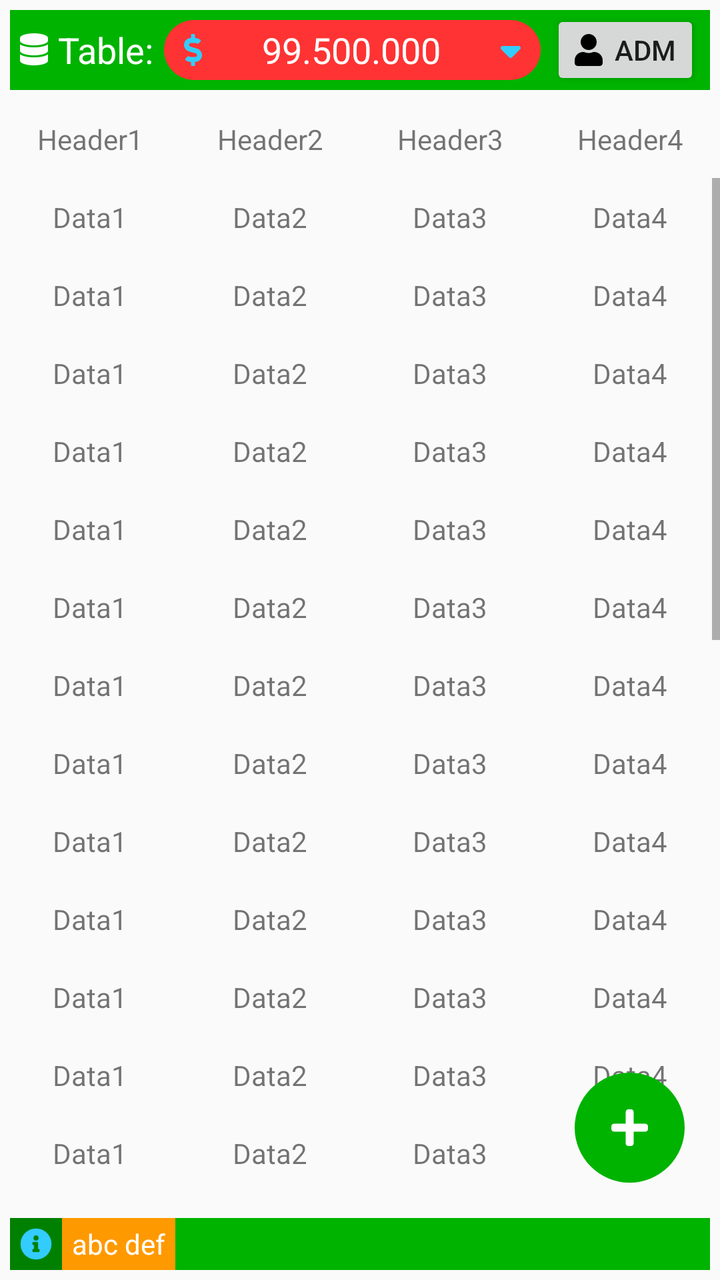
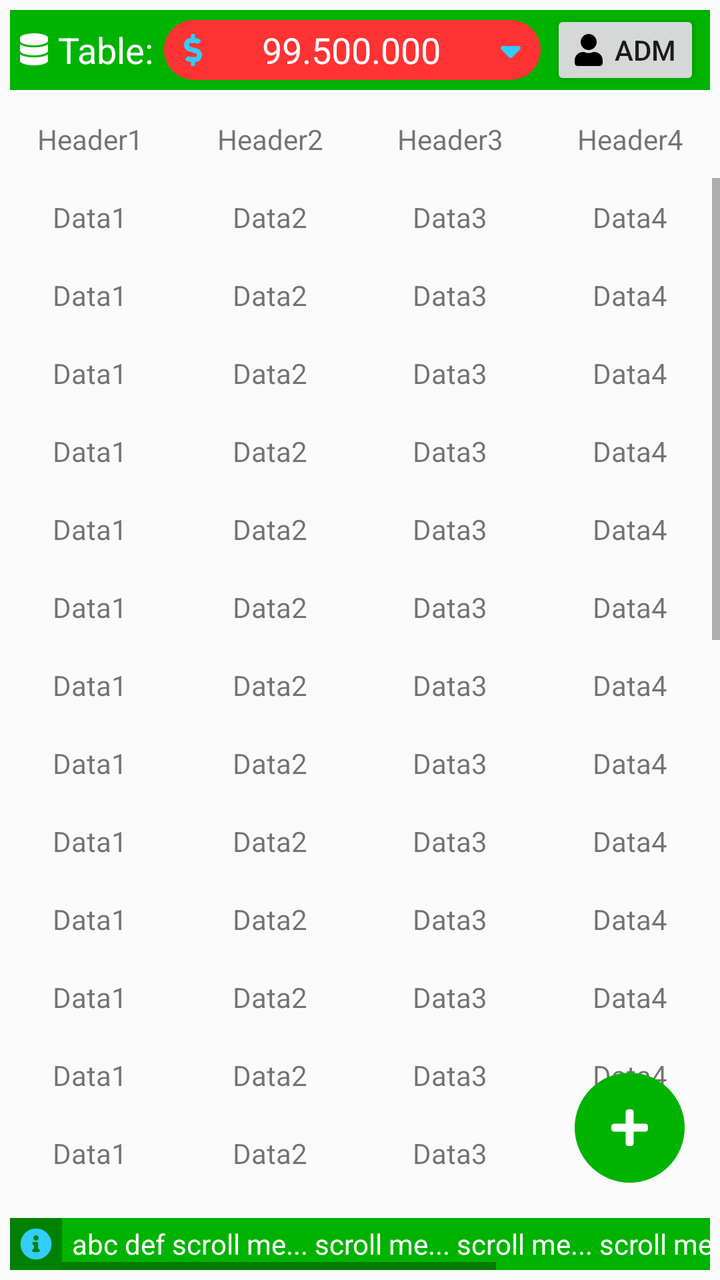

The first picture is an Android layout as it rendered before a commit; the second is the same layout after the commit. The layout source and the unified diff follow.
<!-- AndroidManifest.xml: application theme AppTheme -->
<!-- res/layout/main.xml -->
<?xml version="1.0" encoding="utf-8"?>
<LinearLayout
	xmlns:android="http://schemas.android.com/apk/res/android"
	android:layout_width="match_parent"
	android:layout_height="match_parent"
	android:gravity="center_horizontal"
	android:orientation="vertical">

	<LinearLayout
		android:layout_width="match_parent"
		android:layout_height="@dimen/topNavHeight"
		android:orientation="horizontal"
		android:gravity="center_vertical"
		android:layout_margin="5dp"
		android:paddingHorizontal="5dp"
		android:background="@color/primary">

		<TextView
			android:layout_width="wrap_content"
			android:layout_height="wrap_content"
			android:text="Table:"
			android:textColor="@color/white"
			android:textAppearance="?android:attr/textAppearanceMedium"
			android:drawableLeft="@drawable/ico_database"
			android:drawablePadding="@dimen/iconDrawablePad5"
			android:drawableTint="@color/white"/>

		<TextView
			android:id="@+id/mainTvTable"
			android:layout_width="wrap_content"
			android:layout_height="match_parent"
			android:layout_weight="1"
			android:textAppearance="?android:attr/textAppearanceMedium"
			android:background="@drawable/round"
			android:backgroundTint="@color/red"
			android:textColor="@color/white"
			android:paddingHorizontal="10dp"
			android:layout_margin="5dp"
			android:gravity="center"
			android:singleLine="true"
			android:drawableLeft="@drawable/ico_dollar_sign"
			android:drawableRight="@drawable/ico_caret_down"
			android:drawablePadding="@dimen/iconDrawablePad5"
			android:drawableTint="@color/cyan"
			android:text="99.500.000"/>

		<Button
			android:id="@+id/mainBtnAdmin"
			android:layout_width="wrap_content"
			android:layout_height="match_parent"
			android:text="Adm"
			style="?android:attr/buttonStyleSmall"
			android:drawableLeft="@drawable/ico_user"
			android:drawablePadding="@dimen/iconDrawablePad6"/>

	</LinearLayout>

	<RelativeLayout
		android:layout_width="match_parent"
		android:layout_height="wrap_content"
		android:layout_weight="1">
		
		<TableLayout
			android:layout_width="match_parent"
			android:layout_height="match_parent">
			<TableRow><TextView android:layout_width="0dp" android:layout_weight="1" android:gravity="center" android:padding="10dp" android:text="Header1" /><TextView android:layout_width="0dp" android:layout_weight="1" android:gravity="center" android:padding="10dp" android:text="Header2" /><TextView android:layout_width="0dp" android:layout_weight="1" android:gravity="center" android:padding="10dp" android:text="Header3" /><TextView android:layout_width="0dp" android:layout_weight="1" android:gravity="center" android:padding="10dp" android:text="Header4" /></TableRow>
			<ScrollView
				android:layout_width="match_parent"
				android:layout_height="match_parent">
				<TableLayout
					android:layout_width="match_parent"
					android:layout_height="match_parent">
					<TableRow><TextView android:layout_width="0dp" android:layout_weight="1" android:gravity="center" android:padding="10dp" android:text="Data1" /><TextView android:layout_width="0dp" android:layout_weight="1" android:gravity="center" android:padding="10dp" android:text="Data2" /><TextView android:layout_width="0dp" android:layout_weight="1" android:gravity="center" android:padding="10dp" android:text="Data3" /><TextView android:layout_width="0dp" android:layout_weight="1" android:gravity="center" android:padding="10dp" android:text="Data4" /></TableRow>
					<TableRow><TextView android:layout_width="0dp" android:layout_weight="1" android:gravity="center" android:padding="10dp" android:text="Data1" /><TextView android:layout_width="0dp" android:layout_weight="1" android:gravity="center" android:padding="10dp" android:text="Data2" /><TextView android:layout_width="0dp" android:layout_weight="1" android:gravity="center" android:padding="10dp" android:text="Data3" /><TextView android:layout_width="0dp" android:layout_weight="1" android:gravity="center" android:padding="10dp" android:text="Data4" /></TableRow>
					<TableRow><TextView android:layout_width="0dp" android:layout_weight="1" android:gravity="center" android:padding="10dp" android:text="Data1" /><TextView android:layout_width="0dp" android:layout_weight="1" android:gravity="center" android:padding="10dp" android:text="Data2" /><TextView android:layout_width="0dp" android:layout_weight="1" android:gravity="center" android:padding="10dp" android:text="Data3" /><TextView android:layout_width="0dp" android:layout_weight="1" android:gravity="center" android:padding="10dp" android:text="Data4" /></TableRow>
					<TableRow><TextView android:layout_width="0dp" android:layout_weight="1" android:gravity="center" android:padding="10dp" android:text="Data1" /><TextView android:layout_width="0dp" android:layout_weight="1" android:gravity="center" android:padding="10dp" android:text="Data2" /><TextView android:layout_width="0dp" android:layout_weight="1" android:gravity="center" android:padding="10dp" android:text="Data3" /><TextView android:layout_width="0dp" android:layout_weight="1" android:gravity="center" android:padding="10dp" android:text="Data4" /></TableRow>
					<TableRow><TextView android:layout_width="0dp" android:layout_weight="1" android:gravity="center" android:padding="10dp" android:text="Data1" /><TextView android:layout_width="0dp" android:layout_weight="1" android:gravity="center" android:padding="10dp" android:text="Data2" /><TextView android:layout_width="0dp" android:layout_weight="1" android:gravity="center" android:padding="10dp" android:text="Data3" /><TextView android:layout_width="0dp" android:layout_weight="1" android:gravity="center" android:padding="10dp" android:text="Data4" /></TableRow>
					<TableRow><TextView android:layout_width="0dp" android:layout_weight="1" android:gravity="center" android:padding="10dp" android:text="Data1" /><TextView android:layout_width="0dp" android:layout_weight="1" android:gravity="center" android:padding="10dp" android:text="Data2" /><TextView android:layout_width="0dp" android:layout_weight="1" android:gravity="center" android:padding="10dp" android:text="Data3" /><TextView android:layout_width="0dp" android:layout_weight="1" android:gravity="center" android:padding="10dp" android:text="Data4" /></TableRow>
					<TableRow><TextView android:layout_width="0dp" android:layout_weight="1" android:gravity="center" android:padding="10dp" android:text="Data1" /><TextView android:layout_width="0dp" android:layout_weight="1" android:gravity="center" android:padding="10dp" android:text="Data2" /><TextView android:layout_width="0dp" android:layout_weight="1" android:gravity="center" android:padding="10dp" android:text="Data3" /><TextView android:layout_width="0dp" android:layout_weight="1" android:gravity="center" android:padding="10dp" android:text="Data4" /></TableRow>
					<TableRow><TextView android:layout_width="0dp" android:layout_weight="1" android:gravity="center" android:padding="10dp" android:text="Data1" /><TextView android:layout_width="0dp" android:layout_weight="1" android:gravity="center" android:padding="10dp" android:text="Data2" /><TextView android:layout_width="0dp" android:layout_weight="1" android:gravity="center" android:padding="10dp" android:text="Data3" /><TextView android:layout_width="0dp" android:layout_weight="1" android:gravity="center" android:padding="10dp" android:text="Data4" /></TableRow>
					<TableRow><TextView android:layout_width="0dp" android:layout_weight="1" android:gravity="center" android:padding="10dp" android:text="Data1" /><TextView android:layout_width="0dp" android:layout_weight="1" android:gravity="center" android:padding="10dp" android:text="Data2" /><TextView android:layout_width="0dp" android:layout_weight="1" android:gravity="center" android:padding="10dp" android:text="Data3" /><TextView android:layout_width="0dp" android:layout_weight="1" android:gravity="center" android:padding="10dp" android:text="Data4" /></TableRow>
					<TableRow><TextView android:layout_width="0dp" android:layout_weight="1" android:gravity="center" android:padding="10dp" android:text="Data1" /><TextView android:layout_width="0dp" android:layout_weight="1" android:gravity="center" android:padding="10dp" android:text="Data2" /><TextView android:layout_width="0dp" android:layout_weight="1" android:gravity="center" android:padding="10dp" android:text="Data3" /><TextView android:layout_width="0dp" android:layout_weight="1" android:gravity="center" android:padding="10dp" android:text="Data4" /></TableRow>
					<TableRow><TextView android:layout_width="0dp" android:layout_weight="1" android:gravity="center" android:padding="10dp" android:text="Data1" /><TextView android:layout_width="0dp" android:layout_weight="1" android:gravity="center" android:padding="10dp" android:text="Data2" /><TextView android:layout_width="0dp" android:layout_weight="1" android:gravity="center" android:padding="10dp" android:text="Data3" /><TextView android:layout_width="0dp" android:layout_weight="1" android:gravity="center" android:padding="10dp" android:text="Data4" /></TableRow>
					<TableRow><TextView android:layout_width="0dp" android:layout_weight="1" android:gravity="center" android:padding="10dp" android:text="Data1" /><TextView android:layout_width="0dp" android:layout_weight="1" android:gravity="center" android:padding="10dp" android:text="Data2" /><TextView android:layout_width="0dp" android:layout_weight="1" android:gravity="center" android:padding="10dp" android:text="Data3" /><TextView android:layout_width="0dp" android:layout_weight="1" android:gravity="center" android:padding="10dp" android:text="Data4" /></TableRow>
					<TableRow><TextView android:layout_width="0dp" android:layout_weight="1" android:gravity="center" android:padding="10dp" android:text="Data1" /><TextView android:layout_width="0dp" android:layout_weight="1" android:gravity="center" android:padding="10dp" android:text="Data2" /><TextView android:layout_width="0dp" android:layout_weight="1" android:gravity="center" android:padding="10dp" android:text="Data3" /><TextView android:layout_width="0dp" android:layout_weight="1" android:gravity="center" android:padding="10dp" android:text="Data4" /></TableRow>
					<TableRow><TextView android:layout_width="0dp" android:layout_weight="1" android:gravity="center" android:padding="10dp" android:text="Data1" /><TextView android:layout_width="0dp" android:layout_weight="1" android:gravity="center" android:padding="10dp" android:text="Data2" /><TextView android:layout_width="0dp" android:layout_weight="1" android:gravity="center" android:padding="10dp" android:text="Data3" /><TextView android:layout_width="0dp" android:layout_weight="1" android:gravity="center" android:padding="10dp" android:text="Data4" /></TableRow>
					<TableRow><TextView android:layout_width="0dp" android:layout_weight="1" android:gravity="center" android:padding="10dp" android:text="Data1" /><TextView android:layout_width="0dp" android:layout_weight="1" android:gravity="center" android:padding="10dp" android:text="Data2" /><TextView android:layout_width="0dp" android:layout_weight="1" android:gravity="center" android:padding="10dp" android:text="Data3" /><TextView android:layout_width="0dp" android:layout_weight="1" android:gravity="center" android:padding="10dp" android:text="Data4" /></TableRow>
					<TableRow><TextView android:layout_width="0dp" android:layout_weight="1" android:gravity="center" android:padding="10dp" android:text="Data1" /><TextView android:layout_width="0dp" android:layout_weight="1" android:gravity="center" android:padding="10dp" android:text="Data2" /><TextView android:layout_width="0dp" android:layout_weight="1" android:gravity="center" android:padding="10dp" android:text="Data3" /><TextView android:layout_width="0dp" android:layout_weight="1" android:gravity="center" android:padding="10dp" android:text="Data4" /></TableRow>
					<TableRow><TextView android:layout_width="0dp" android:layout_weight="1" android:gravity="center" android:padding="10dp" android:text="Data1" /><TextView android:layout_width="0dp" android:layout_weight="1" android:gravity="center" android:padding="10dp" android:text="Data2" /><TextView android:layout_width="0dp" android:layout_weight="1" android:gravity="center" android:padding="10dp" android:text="Data3" /><TextView android:layout_width="0dp" android:layout_weight="1" android:gravity="center" android:padding="10dp" android:text="Data4" /></TableRow>
					<TableRow><TextView android:layout_width="0dp" android:layout_weight="1" android:gravity="center" android:padding="10dp" android:text="Data1" /><TextView android:layout_width="0dp" android:layout_weight="1" android:gravity="center" android:padding="10dp" android:text="Data2" /><TextView android:layout_width="0dp" android:layout_weight="1" android:gravity="center" android:padding="10dp" android:text="Data3" /><TextView android:layout_width="0dp" android:layout_weight="1" android:gravity="center" android:padding="10dp" android:text="Data4" /></TableRow>
					<TableRow><TextView android:layout_width="0dp" android:layout_weight="1" android:gravity="center" android:padding="10dp" android:text="Data1" /><TextView android:layout_width="0dp" android:layout_weight="1" android:gravity="center" android:padding="10dp" android:text="Data2" /><TextView android:layout_width="0dp" android:layout_weight="1" android:gravity="center" android:padding="10dp" android:text="Data3" /><TextView android:layout_width="0dp" android:layout_weight="1" android:gravity="center" android:padding="10dp" android:text="Data4" /></TableRow>
					<TableRow><TextView android:layout_width="0dp" android:layout_weight="1" android:gravity="center" android:padding="10dp" android:text="Data1" /><TextView android:layout_width="0dp" android:layout_weight="1" android:gravity="center" android:padding="10dp" android:text="Data2" /><TextView android:layout_width="0dp" android:layout_weight="1" android:gravity="center" android:padding="10dp" android:text="Data3" /><TextView android:layout_width="0dp" android:layout_weight="1" android:gravity="center" android:padding="10dp" android:text="Data4" /></TableRow>
					<TableRow><TextView android:layout_width="0dp" android:layout_weight="1" android:gravity="center" android:padding="10dp" android:text="Data1" /><TextView android:layout_width="0dp" android:layout_weight="1" android:gravity="center" android:padding="10dp" android:text="Data2" /><TextView android:layout_width="0dp" android:layout_weight="1" android:gravity="center" android:padding="10dp" android:text="Data3" /><TextView android:layout_width="0dp" android:layout_weight="1" android:gravity="center" android:padding="10dp" android:text="Data4" /></TableRow>
					<TableRow><TextView android:layout_width="0dp" android:layout_weight="1" android:gravity="center" android:padding="10dp" android:text="Data1" /><TextView android:layout_width="0dp" android:layout_weight="1" android:gravity="center" android:padding="10dp" android:text="Data2" /><TextView android:layout_width="0dp" android:layout_weight="1" android:gravity="center" android:padding="10dp" android:text="Data3" /><TextView android:layout_width="0dp" android:layout_weight="1" android:gravity="center" android:padding="10dp" android:text="Data4" /></TableRow>
					<TableRow><TextView android:layout_width="0dp" android:layout_weight="1" android:gravity="center" android:padding="10dp" android:text="Data1" /><TextView android:layout_width="0dp" android:layout_weight="1" android:gravity="center" android:padding="10dp" android:text="Data2" /><TextView android:layout_width="0dp" android:layout_weight="1" android:gravity="center" android:padding="10dp" android:text="Data3" /><TextView android:layout_width="0dp" android:layout_weight="1" android:gravity="center" android:padding="10dp" android:text="Data4" /></TableRow>
					<TableRow><TextView android:layout_width="0dp" android:layout_weight="1" android:gravity="center" android:padding="10dp" android:text="Data1" /><TextView android:layout_width="0dp" android:layout_weight="1" android:gravity="center" android:padding="10dp" android:text="Data2" /><TextView android:layout_width="0dp" android:layout_weight="1" android:gravity="center" android:padding="10dp" android:text="Data3" /><TextView android:layout_width="0dp" android:layout_weight="1" android:gravity="center" android:padding="10dp" android:text="Data4" /></TableRow>
					<TableRow><TextView android:layout_width="0dp" android:layout_weight="1" android:gravity="center" android:padding="10dp" android:text="Data1" /><TextView android:layout_width="0dp" android:layout_weight="1" android:gravity="center" android:padding="10dp" android:text="Data2" /><TextView android:layout_width="0dp" android:layout_weight="1" android:gravity="center" android:padding="10dp" android:text="Data3" /><TextView android:layout_width="0dp" android:layout_weight="1" android:gravity="center" android:padding="10dp" android:text="Data4" /></TableRow>
					<TableRow><TextView android:layout_width="0dp" android:layout_weight="1" android:gravity="center" android:padding="10dp" android:text="Data1" /><TextView android:layout_width="0dp" android:layout_weight="1" android:gravity="center" android:padding="10dp" android:text="Data2" /><TextView android:layout_width="0dp" android:layout_weight="1" android:gravity="center" android:padding="10dp" android:text="Data3" /><TextView android:layout_width="0dp" android:layout_weight="1" android:gravity="center" android:padding="10dp" android:text="Data4" /></TableRow>
					<TableRow><TextView android:layout_width="0dp" android:layout_weight="1" android:gravity="center" android:padding="10dp" android:text="Data1" /><TextView android:layout_width="0dp" android:layout_weight="1" android:gravity="center" android:padding="10dp" android:text="Data2" /><TextView android:layout_width="0dp" android:layout_weight="1" android:gravity="center" android:padding="10dp" android:text="Data3" /><TextView android:layout_width="0dp" android:layout_weight="1" android:gravity="center" android:padding="10dp" android:text="Data4" /></TableRow>
					<TableRow><TextView android:layout_width="0dp" android:layout_weight="1" android:gravity="center" android:padding="10dp" android:text="Data1" /><TextView android:layout_width="0dp" android:layout_weight="1" android:gravity="center" android:padding="10dp" android:text="Data2" /><TextView android:layout_width="0dp" android:layout_weight="1" android:gravity="center" android:padding="10dp" android:text="Data3" /><TextView android:layout_width="0dp" android:layout_weight="1" android:gravity="center" android:padding="10dp" android:text="Data4" /></TableRow>
					<TableRow><TextView android:layout_width="0dp" android:layout_weight="1" android:gravity="center" android:padding="10dp" android:text="Data1" /><TextView android:layout_width="0dp" android:layout_weight="1" android:gravity="center" android:padding="10dp" android:text="Data2" /><TextView android:layout_width="0dp" android:layout_weight="1" android:gravity="center" android:padding="10dp" android:text="Data3" /><TextView android:layout_width="0dp" android:layout_weight="1" android:gravity="center" android:padding="10dp" android:text="Data4" /></TableRow>
					<TableRow><TextView android:layout_width="0dp" android:layout_weight="1" android:gravity="center" android:padding="10dp" android:text="Footer1" /><TextView android:layout_width="0dp" android:layout_weight="1" android:gravity="center" android:padding="10dp" android:text="Footer2" /><TextView android:layout_width="0dp" android:layout_weight="1" android:gravity="center" android:padding="10dp" android:text="Footer3" /><TextView android:layout_width="0dp" android:layout_weight="1" android:gravity="center" android:padding="10dp" android:text="Footer4" /></TableRow>
				</TableLayout>
			</ScrollView>
		</TableLayout>

		<LinearLayout
			android:layout_width="90dp"
			android:layout_height="90dp"
			android:layout_alignParentBottom="true"
			android:layout_alignParentEnd="true"
			android:gravity="center">

			<ImageButton
				android:id="@+id/mainIbFAB"
				android:layout_width="55dp"
				android:layout_height="55dp"
				android:tint="@color/white"
				android:scaleType="fitCenter"
				android:padding="17dp"
				android:src="@drawable/ib_fab"
				android:background="@drawable/circle"/>

		</LinearLayout>

	</RelativeLayout>

	<LinearLayout
		android:id="@+id/mainLayoutStatusBar"
		android:layout_width="match_parent"
		android:layout_height="wrap_content"
		android:orientation="horizontal"
		android:gravity="center_vertical"
		android:layout_marginHorizontal="5dp"
		android:layout_marginBottom="5dp"
		android:background="@color/primary">

		<ImageView
			android:id="@+id/mainIvIconStatus"
			android:layout_width="wrap_content"
			android:layout_height="wrap_content"
			android:padding="5dp"
			android:background="@color/darkGreen"
			android:src="@drawable/ico_info_circle"/>

		<HorizontalScrollView
			android:layout_width="match_parent"
			android:layout_height="match_parent"
			android:gravity="center_vertical">

			<TextView
				android:id="@+id/mainTvStatus"
				android:layout_width="500dp"
				android:layout_height="match_parent"
				android:gravity="center_vertical"
				android:paddingHorizontal="5dp"
				android:singleLine="true"
				android:text="abc def"
				android:textColor="@color/white"
				android:background="@color/orange"/>

		</HorizontalScrollView>

	</LinearLayout>

</LinearLayout>
<!-- resources referenced by this layout -->
<resources>
  <color name="cyan">#33ccff</color>
  <color name="darkGreen">#008000</color>
  <color name="orange">#ff9900</color>
  <color name="primary">#00b300</color>
  <color name="red">#ff3333</color>
  <color name="white">#ffffff</color>
  <dimen name="iconDrawablePad5">5dp</dimen>
  <dimen name="iconDrawablePad6">6dp</dimen>
  <dimen name="topNavHeight">40dp</dimen>
  <!-- drawable circle (drawable) -->
  <?xml version="1.0" encoding="utf-8"?>
  <shape xmlns:android="http://schemas.android.com/apk/res/android"
      android:shape="oval">
      <solid android:color="@color/primary"/>
      <size android:width="100dp" android:height="100dp"/>
  </shape>
  <!-- drawable ib_fab (drawable) -->
  <?xml version="1.0" encoding="utf-8"?>
  <selector xmlns:android="http://schemas.android.com/apk/res/android">
  	<item android:state_pressed="true"
  		android:drawable="@drawable/ico_edit" /> 
  	<item android:state_focused="true"
  		android:drawable="@drawable/ico_edit" /> 
  	<item android:drawable="@drawable/ico_plus" /> 
  </selector>
  <!-- drawable ico_caret_down (drawable) -->
  <?xml version="1.0" encoding="utf-8"?>
  <vector xmlns:android="http://schemas.android.com/apk/res/android"
      android:width="@dimen/iconWidth10"
      android:height="@dimen/iconHeight16"
      android:viewportWidth="320"
      android:viewportHeight="512">
  	<path
  		android:fillColor="@color/black"
  		android:pathData="M137.4,374.6c12.5,12.5 32.8,12.5 45.3,0l128,-128c9.2,-9.2 11.9,-22.9 6.9,-34.9s-16.6,-19.8 -29.6,-19.8L32,192c-12.9,0 -24.6,7.8 -29.6,19.8s-2.2,25.7 6.9,34.9l128,128z"/>
  </vector>
  <!-- drawable ico_user (drawable) -->
  <?xml version="1.0" encoding="utf-8"?>
  <vector xmlns:android="http://schemas.android.com/apk/res/android"
      android:width="@dimen/iconWidth14"
      android:height="@dimen/iconHeight16"
      android:viewportWidth="448"
      android:viewportHeight="512">
  	<path
  		android:fillColor="@color/black"
  		android:pathData="M224,256c70.7,0 128,-57.3 128,-128S294.7,0 224,0 96,57.3 96,128s57.3,128 128,128zM313.6,288h-16.7c-22.2,10.2 -46.9,16 -72.9,16s-50.6,-5.8 -72.9,-16h-16.7C60.2,288 0,348.2 0,422.4L0,464c0,26.5 21.5,48 48,48h352c26.5,0 48,-21.5 48,-48v-41.6c0,-74.2 -60.2,-134.4 -134.4,-134.4z"/>
  </vector>
  <!-- drawable round (drawable) -->
  <?xml version="1.0" encoding="utf-8"?>
  <shape xmlns:android="http://schemas.android.com/apk/res/android"
      android:shape="rectangle">
      <corners android:radius="16dp" />
      <solid android:color="@color/primary" />
  </shape>
  <style name="AppTheme" parent="@android:style/Theme.Holo.Light">
  	</style>
  <!-- drawable ico_plus (drawable) -->
  <?xml version="1.0" encoding="utf-8"?>
  <vector xmlns:android="http://schemas.android.com/apk/res/android"
      android:width="@dimen/iconWidth14"
      android:height="@dimen/iconHeight16"
      android:viewportWidth="448"
      android:viewportHeight="512">
  	<path
  		android:fillColor="@color/black"
  		android:pathData="M416,208H272V64c0,-17.67 -14.33,-32 -32,-32h-32c-17.67,0 -32,14.33 -32,32v144H32c-17.67,0 -32,14.33 -32,32v32c0,17.67 14.33,32 32,32h144v144c0,17.67 14.33,32 32,32h32c17.67,0 32,-14.33 32,-32V304h144c17.67,0 32,-14.33 32,-32v-32c0,-17.67 -14.33,-32 -32,-32z"/>
  </vector>
  <dimen name="iconWidth10">10dp</dimen>
  <dimen name="iconHeight16">16dp</dimen>
  <color name="black">#000000</color>
  <dimen name="iconWidth14">14dp</dimen>
  <dimen name="iconWidth9">9dp</dimen>
  <dimen name="iconWidth16">16dp</dimen>
  <dimen name="iconWidth18">18dp</dimen>
  <!-- unchanged entries left out for length: 4 -->
</resources>

<!-- the commit's change to res/layout/main.xml (unified diff, before → after) -->
@@ -146,18 +146,18 @@
 		<HorizontalScrollView
 			android:layout_width="match_parent"
 			android:layout_height="match_parent"
-			android:gravity="center_vertical">
+			android:fillViewport="true">
 
 			<TextView
 				android:id="@+id/mainTvStatus"
-				android:layout_width="500dp"
+				android:layout_width="match_parent"
 				android:layout_height="match_parent"
 				android:gravity="center_vertical"
 				android:paddingHorizontal="5dp"
 				android:singleLine="true"
-				android:text="abc def"
-				android:textColor="@color/white"
-				android:background="@color/orange"/>
+				android:scrollHorizontally="true"
+				android:text="abc def scroll me... scroll me... scroll me... scroll me... scroll me... scroll me..."
+				android:textColor="@color/white"/>
 
 		</HorizontalScrollView>
 
<!-- resource entries referenced after the edit -->
@@ -2,7 +2,6 @@
 <resources>
   <color name="cyan">#33ccff</color>
   <color name="darkGreen">#008000</color>
-  <color name="orange">#ff9900</color>
   <color name="primary">#00b300</color>
   <color name="red">#ff3333</color>
   <color name="white">#ffffff</color>
